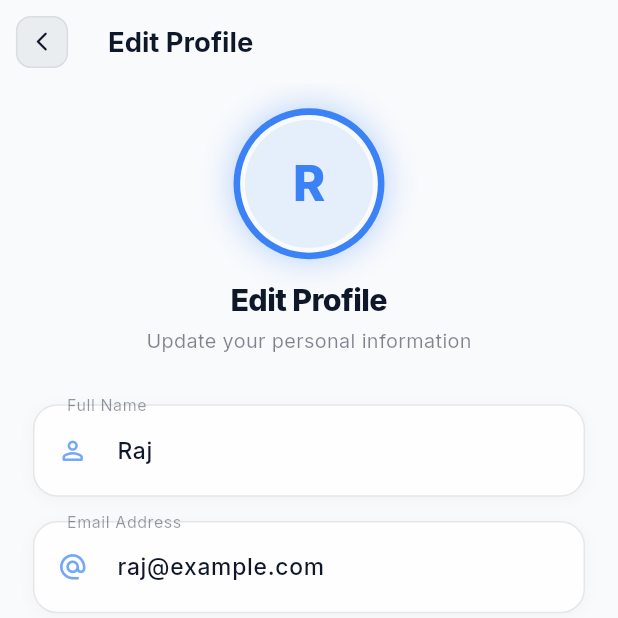
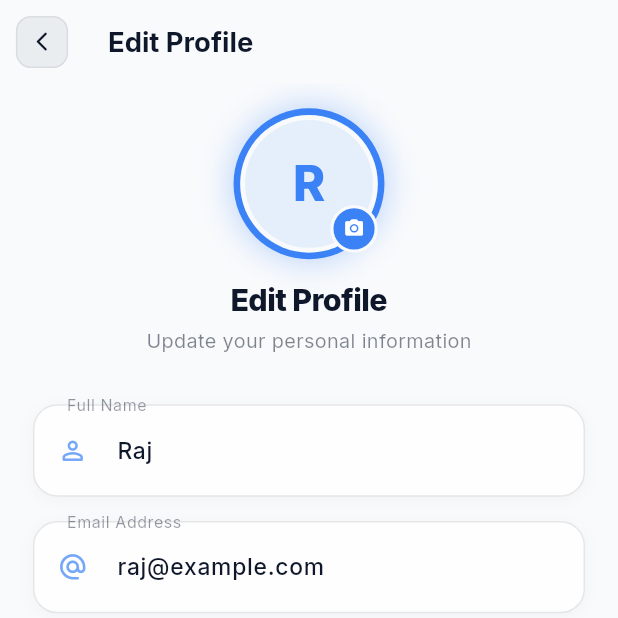
Before and after one commit to rajmohite00/clgpro, a Flutter app: the DashboardScreen screen opened directly, item 3 of the bottom bar chosen, after a tap on "Edit Profile", on a phone screen of 412 x 824 dp, the top half of it. Run offline on Flutter 3.47's test engine with Material 3 defaults, Android fonts, the phone set to English and light mode, and no system bars; our stand-ins replace file_picker, flutter_screenutil, google_fonts, image_picker, pdf, printing and 2 more; accounts and stored records are empty.

Commit message:
profilepicdone

```diff
--- a/lib/dashboard_screen.dart
+++ b/lib/dashboard_screen.dart
@@ -1,3 +1,4 @@
+import 'dart:io';
 import 'package:flutter/material.dart';
 import 'package:flutter_screenutil/flutter_screenutil.dart';
 import 'package:google_fonts/google_fonts.dart';
@@ -8,6 +9,7 @@ import 'profile_screen.dart';
 import 'utils/animations.dart';
 import 'package:provider/provider.dart';
 import 'providers/settings_provider.dart';
+import 'providers/user_provider.dart';
 
 class DashboardScreen extends StatefulWidget {
   const DashboardScreen({super.key});
@@ -153,9 +155,10 @@ class _HomeView extends StatelessWidget {
     final textDimColor = colorScheme.onSurface.withOpacity(0.52);
     final cardColor = theme.cardColor;
 
+    final userProvider = Provider.of<UserProvider>(context);
     final settings = Provider.of<SettingsProvider>(context);
     final bool isHindi = settings.isHindi;
-    final String userName = settings.privacyMode ? 'R**' : 'Raj';
+    final String userName = settings.privacyMode ? 'R**' : userProvider.name;
 
     return SafeArea(
       child: Center(
@@ -223,7 +226,12 @@ class _HomeView extends StatelessWidget {
                             child: CircleAvatar(
                               radius: 22.r,
                               backgroundColor: isDark ? const Color(0xFF1A1A2E) : Colors.white,
-                              child: Icon(Icons.person_rounded, color: colorScheme.primary, size: 22.sp),
+                              backgroundImage: userProvider.profilePicPath != null
+                                  ? FileImage(File(userProvider.profilePicPath!))
+                                  : null,
+                              child: userProvider.profilePicPath == null
+                                  ? Icon(Icons.person_rounded, color: colorScheme.primary, size: 22.sp)
+                                  : null,
                             ),
                           ),
                         ),
--- a/lib/edit_profile_screen.dart
+++ b/lib/edit_profile_screen.dart
@@ -1,7 +1,9 @@
+import 'dart:io';
 import 'package:flutter/material.dart';
 import 'package:flutter_screenutil/flutter_screenutil.dart';
 import 'package:google_fonts/google_fonts.dart';
 import 'package:provider/provider.dart';
+import 'package:image_picker/image_picker.dart';
 import 'providers/user_provider.dart';
 import 'providers/settings_provider.dart';
 import 'utils/animations.dart';
@@ -29,6 +31,15 @@ class _EditProfileScreenState extends State<EditProfileScreen> {
     _nameController.dispose();
     _emailController.dispose();
     super.dispose();
+  }
+
+  Future<void> _pickImage() async {
+    final ImagePicker picker = ImagePicker();
+    final XFile? image = await picker.pickImage(source: ImageSource.gallery);
+    if (image != null) {
+      if (!mounted) return;
+      Provider.of<UserProvider>(context, listen: false).updateProfilePic(image.path);
+    }
   }
 
   void _showSnackbar(String msg, {bool isError = false}) {
@@ -113,7 +124,12 @@ class _EditProfileScreenState extends State<EditProfileScreen> {
                             ),
                           ],
                         ),
-                        child: Container(
+                        child: GestureDetector(
+                          onTap: _pickImage,
+                          child: Stack(
+                            alignment: Alignment.center,
+                            children: [
+                              Container(
                                 padding: EdgeInsets.all(3.w),
                                 decoration: BoxDecoration(
                                   shape: BoxShape.circle,
@@ -122,7 +138,10 @@ class _EditProfileScreenState extends State<EditProfileScreen> {
                                 child: CircleAvatar(
                                   radius: 42.r,
                                   backgroundColor: colorScheme.primary.withOpacity(0.1),
-                            child: Text(
+                                  backgroundImage: userProvider.profilePicPath != null
+                                      ? FileImage(File(userProvider.profilePicPath!))
+                                      : null,
+                                  child: userProvider.profilePicPath == null ? Text(
                                     userProvider.name.isNotEmpty
                                         ? userProvider.name[0].toUpperCase()
                                         : 'U',
@@ -131,7 +150,23 @@ class _EditProfileScreenState extends State<EditProfileScreen> {
                                       fontWeight: FontWeight.w800,
                                       color: colorScheme.primary,
                                     ),
+                                  ) : null,
                                 ),
+                              ),
+                              Positioned(
+                                bottom: 0,
+                                right: 0,
+                                child: Container(
+                                  padding: EdgeInsets.all(6.w),
+                                  decoration: BoxDecoration(
+                                    color: colorScheme.primary,
+                                    shape: BoxShape.circle,
+                                    border: Border.all(color: theme.scaffoldBackgroundColor, width: 2.w),
+                                  ),
+                                  child: Icon(Icons.camera_alt_rounded, color: Colors.white, size: 14.sp),
+                                ),
+                              ),
+                            ],
                           ),
                         ),
                       ),
--- a/lib/profile_screen.dart
+++ b/lib/profile_screen.dart
@@ -1,3 +1,4 @@
+import 'dart:io';
 import 'package:flutter/material.dart';
 import 'package:flutter_screenutil/flutter_screenutil.dart';
 import 'package:google_fonts/google_fonts.dart';
@@ -140,14 +141,17 @@ class ProfileScreen extends StatelessWidget {
                                   child: CircleAvatar(
                                     radius: 44.r,
                                     backgroundColor: AppTheme.blueLight,
-                                    child: Text(
+                                    backgroundImage: userProvider.profilePicPath != null
+                                      ? FileImage(File(userProvider.profilePicPath!))
+                                      : null,
+                                    child: userProvider.profilePicPath == null ? Text(
                                       displayName.isNotEmpty ? displayName[0].toUpperCase() : 'U',
                                       style: GoogleFonts.inter(
                                         fontSize: 32.sp,
                                         fontWeight: FontWeight.w800,
                                         color: AppTheme.secondary,
                                       ),
-                                    ),
+                                    ) : null,
                                   ),
                                 ),
                                 SizedBox(height: 14.h),
--- a/pubspec.yaml
+++ b/pubspec.yaml
@@ -38,7 +38,7 @@ dependencies:
   google_fonts: ^6.3.2
   provider: ^6.1.2
   http: ^1.2.0
-  image_picker: ^1.1.2
+  image_picker: ^1.2.1
   file_picker: ^8.1.4
   flutter_screenutil: ^5.9.3
   pdf: ^3.11.3
```
Also changed, not shown: lib/providers/user_provider.dart (+12 -0 lines). Lines whose indentation alone changed are shown as unchanged.
